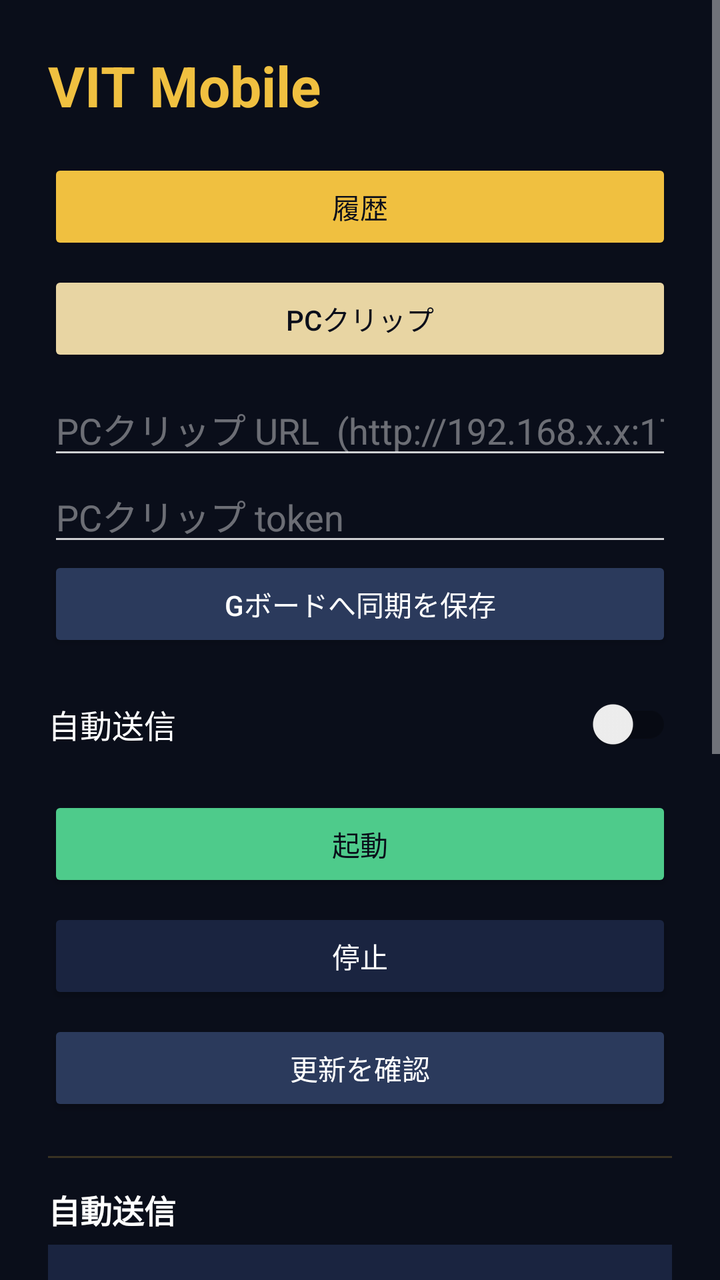
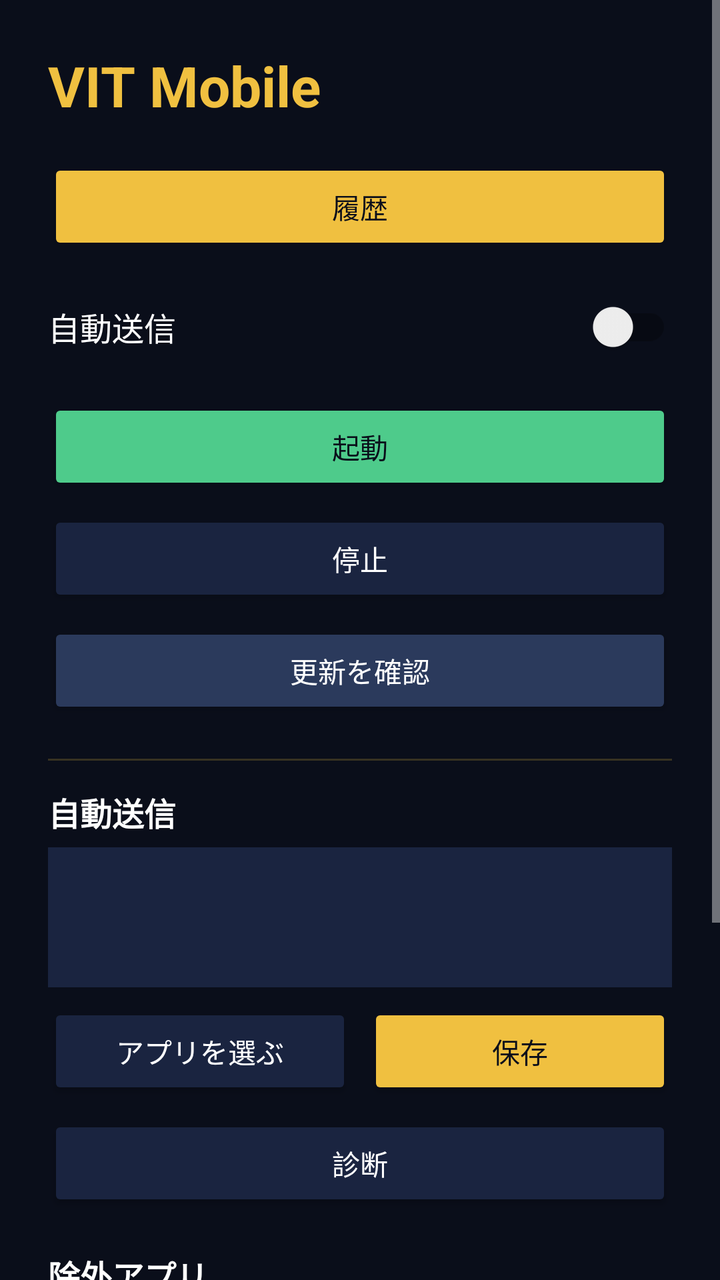

Compare the two renders of this Android layout. The source of the first and the diff that turns it into the second are given below.
<!-- AndroidManifest.xml: application theme Theme.VitMobile -->
<!-- res/layout/activity_main.xml -->
<?xml version="1.0" encoding="utf-8"?>
<ScrollView xmlns:android="http://schemas.android.com/apk/res/android"
    android:layout_width="match_parent"
    android:layout_height="match_parent"
    android:background="#FF0A0E1A">

    <LinearLayout
        android:orientation="vertical"
        android:layout_width="match_parent"
        android:layout_height="wrap_content"
        android:padding="24dp">

        <TextView
            android:layout_width="match_parent"
            android:layout_height="wrap_content"
            android:text="@string/app_name"
            android:textSize="28sp"
            android:textStyle="bold"
            android:textColor="#FFF0C040"
            android:paddingBottom="18dp" />

        
        <Button
            android:id="@+id/btnHistory"
            android:layout_width="match_parent"
            android:layout_height="wrap_content"
            android:text="履歴"
            android:textColor="#FF0A0E1A"
            android:backgroundTint="#FFF0C040" />

        <Button
            android:id="@+id/btnClip"
            android:layout_width="match_parent"
            android:layout_height="wrap_content"
            android:layout_marginTop="8dp"
            android:text="PCクリップ"
            android:textColor="#FF0A0E1A"
            android:backgroundTint="#FFE8D5A3" />

        <EditText
            android:id="@+id/clipUrlInput"
            android:layout_width="match_parent"
            android:layout_height="wrap_content"
            android:layout_marginTop="8dp"
            android:hint="PCクリップ URL  (http://192.168.x.x:17890)"
            android:textColor="#FFFFFFFF"
            android:textColorHint="#66FFFFFF"
            android:inputType="textUri" />

        <EditText
            android:id="@+id/clipTokenInput"
            android:layout_width="match_parent"
            android:layout_height="wrap_content"
            android:hint="PCクリップ token"
            android:textColor="#FFFFFFFF"
            android:textColorHint="#66FFFFFF"
            android:inputType="text" />

        <Button
            android:id="@+id/saveClip"
            android:layout_width="match_parent"
            android:layout_height="wrap_content"
            android:text="Gボードへ同期を保存"
            android:textColor="#FFFFFFFF"
            android:backgroundTint="#FF2B3A5C" />

        <androidx.appcompat.widget.SwitchCompat
            android:id="@+id/autoEnterSwitch"
            android:layout_width="match_parent"
            android:layout_height="wrap_content"
            android:layout_marginTop="12dp"
            android:layout_marginBottom="4dp"
            android:text="自動送信"
            android:textColor="#FFFFFFFF"
            android:textSize="16sp" />

        <Button
            android:id="@+id/btnStartOverlay"
            android:layout_width="match_parent"
            android:layout_height="wrap_content"
            android:layout_marginTop="8dp"
            android:text="起動"
            android:textColor="#FF0A0E1A"
            android:backgroundTint="#FF4ECB8B" />

        <Button
            android:id="@+id/btnStopOverlay"
            android:layout_width="match_parent"
            android:layout_height="wrap_content"
            android:layout_marginTop="8dp"
            android:text="停止"
            android:textColor="#FFFFFFFF"
            android:backgroundTint="#FF1A2440" />

        <Button
            android:id="@+id/btnUpdate"
            android:layout_width="match_parent"
            android:layout_height="wrap_content"
            android:layout_marginTop="8dp"
            android:text="更新を確認"
            android:textColor="#FFFFFFFF"
            android:backgroundTint="#FF2B3A5C" />

        <View
            android:layout_width="match_parent"
            android:layout_height="1dp"
            android:layout_marginTop="20dp"
            android:layout_marginBottom="14dp"
            android:background="#33F0C040" />

        <TextView
            android:layout_width="match_parent"
            android:layout_height="wrap_content"
            android:text="自動送信"
            android:textStyle="bold"
            android:textSize="16sp"
            android:textColor="#FFFFFFFF"
            android:paddingBottom="6dp" />

        <EditText
            android:id="@+id/autoEnterInput"
            android:layout_width="match_parent"
            android:layout_height="wrap_content"
            android:minHeight="70dp"
            android:gravity="top|start"
            android:inputType="textMultiLine"
            android:textColor="#FFFFFFFF"
            android:textColorHint="#80FFFFFF"
            android:background="#FF1A2440"
            android:padding="12dp"
            android:textSize="13sp" />

        <LinearLayout
            android:orientation="horizontal"
            android:layout_width="match_parent"
            android:layout_height="wrap_content"
            android:layout_marginTop="8dp">

            <Button
                android:id="@+id/pickAutoEnter"
                android:layout_width="0dp"
                android:layout_weight="1"
                android:layout_height="wrap_content"
                android:text="アプリを選ぶ"
                android:textColor="#FFFFFFFF"
                android:backgroundTint="#FF1A2440" />

            <Button
                android:id="@+id/saveAutoEnter"
                android:layout_width="0dp"
                android:layout_weight="1"
                android:layout_height="wrap_content"
                android:layout_marginStart="8dp"
                android:text="保存"
                android:textColor="#FF0A0E1A"
                android:backgroundTint="#FFF0C040" />
        </LinearLayout>

        <Button
            android:id="@+id/btnAutoSendDiag"
            android:layout_width="match_parent"
            android:layout_height="wrap_content"
            android:layout_marginTop="8dp"
            android:text="診断"
            android:textColor="#FFFFFFFF"
            android:backgroundTint="#FF1A2440" />

        <TextView
            android:layout_width="match_parent"
            android:layout_height="wrap_content"
            android:text="除外アプリ"
            android:textStyle="bold"
            android:textSize="16sp"
            android:textColor="#FFFFFFFF"
            android:paddingTop="20dp"
            android:paddingBottom="6dp" />

        <EditText
            android:id="@+id/excludedInput"
            android:layout_width="match_parent"
            android:layout_height="wrap_content"
            android:minHeight="70dp"
            android:gravity="top|start"
            android:inputType="textMultiLine"
            android:textColor="#FFFFFFFF"
            android:textColorHint="#80FFFFFF"
            android:background="#FF1A2440"
            android:padding="12dp"
            android:textSize="13sp" />

        <Button
            android:id="@+id/saveExcluded"
            android:layout_width="match_parent"
            android:layout_height="wrap_content"
            android:layout_marginTop="8dp"
            android:text="保存"
            android:textColor="#FF0A0E1A"
            android:backgroundTint="#FFF0C040" />

        <View
            android:layout_width="match_parent"
            android:layout_height="1dp"
            android:layout_marginTop="20dp"
            android:layout_marginBottom="14dp"
            android:background="#33F0C040" />

        
        <Button
            android:id="@+id/btnToggleAdvanced"
            android:layout_width="match_parent"
            android:layout_height="wrap_content"
            android:text="設定を開く"
            android:textColor="#FFFFFFFF"
            android:backgroundTint="#FF1A2440" />

        <LinearLayout
            android:id="@+id/advancedBox"
            android:orientation="vertical"
            android:layout_width="match_parent"
            android:layout_height="wrap_content"
            android:visibility="gone">

            <TextView
                android:layout_width="match_parent"
                android:layout_height="wrap_content"
                android:text="権限"
                android:textStyle="bold"
                android:textSize="16sp"
                android:textColor="#FFFFFFFF"
                android:paddingTop="18dp"
                android:paddingBottom="6dp" />

            <Button
                android:id="@+id/btnOverlayPerm"
                android:layout_width="match_parent"
                android:layout_height="wrap_content"
                android:text="他のアプリの上に表示"
                android:textColor="#FFFFFFFF"
                android:backgroundTint="#FF1A2440" />

            <Button
                android:id="@+id/btnAccessibilityPerm"
                android:layout_width="match_parent"
                android:layout_height="wrap_content"
                android:layout_marginTop="6dp"
                android:text="ユーザー補助"
                android:textColor="#FFFFFFFF"
                android:backgroundTint="#FF1A2440" />

            <TextView
                android:layout_width="match_parent"
                android:layout_height="wrap_content"
                android:text="Groq APIキー"
                android:textStyle="bold"
                android:textSize="16sp"
                android:textColor="#FFFFFFFF"
                android:paddingTop="20dp"
                android:paddingBottom="6dp" />

            <EditText
                android:id="@+id/apiKeyInput"
                android:layout_width="match_parent"
                android:layout_height="wrap_content"
                android:hint="gsk_..."
                android:inputType="textPassword"
                android:textColor="#FFFFFFFF"
                android:textColorHint="#80FFFFFF"
                android:background="#FF1A2440"
                android:padding="12dp"
                android:autofillHints="password" />

            <Button
                android:id="@+id/saveApiKey"
                android:layout_width="match_parent"
                android:layout_height="wrap_content"
                android:layout_marginTop="8dp"
                android:text="保存"
                android:textColor="#FF0A0E1A"
                android:backgroundTint="#FFF0C040" />

            <TextView
                android:layout_width="match_parent"
                android:layout_height="wrap_content"
                android:text="Anthropic APIキー"
                android:textStyle="bold"
                android:textSize="16sp"
                android:textColor="#FFFFFFFF"
                android:paddingTop="20dp"
                android:paddingBottom="6dp" />

            <EditText
                android:id="@+id/anthropicKeyInput"
                android:layout_width="match_parent"
                android:layout_height="wrap_content"
                android:hint="sk-ant-..."
                android:inputType="textPassword"
                android:textColor="#FFFFFFFF"
                android:textColorHint="#80FFFFFF"
                android:background="#FF1A2440"
                android:padding="12dp"
                android:autofillHints="password" />

            <Button
                android:id="@+id/saveAnthropicKey"
                android:layout_width="match_parent"
                android:layout_height="wrap_content"
                android:layout_marginTop="8dp"
                android:text="保存"
                android:textColor="#FF0A0E1A"
                android:backgroundTint="#FFF0C040" />

            <androidx.appcompat.widget.SwitchCompat
                android:id="@+id/llmFixSwitch"
                android:layout_width="match_parent"
                android:layout_height="wrap_content"
                android:layout_marginTop="14dp"
                android:text="文章を整える"
                android:textColor="#FFFFFFFF"
                android:textSize="15sp" />

            <TextView
                android:layout_width="match_parent"
                android:layout_height="wrap_content"
                android:text="辞書"
                android:textStyle="bold"
                android:textSize="16sp"
                android:textColor="#FFFFFFFF"
                android:paddingTop="20dp"
                android:paddingBottom="6dp" />

            <EditText
                android:id="@+id/dictionaryInput"
                android:layout_width="match_parent"
                android:layout_height="wrap_content"
                android:minHeight="90dp"
                android:gravity="top|start"
                android:inputType="textMultiLine"
                android:textColor="#FFFFFFFF"
                android:textColorHint="#80FFFFFF"
                android:background="#FF1A2440"
                android:padding="12dp"
                android:textSize="13sp" />

            <Button
                android:id="@+id/saveDictionary"
                android:layout_width="match_parent"
                android:layout_height="wrap_content"
                android:layout_marginTop="8dp"
                android:text="保存"
                android:textColor="#FF0A0E1A"
                android:backgroundTint="#FFF0C040" />

            <TextView
                android:layout_width="match_parent"
                android:layout_height="wrap_content"
                android:text="ショートカット"
                android:textStyle="bold"
                android:textSize="16sp"
                android:textColor="#FFFFFFFF"
                android:paddingTop="20dp"
                android:paddingBottom="6dp" />

            <EditText
                android:id="@+id/snippetsInput"
                android:layout_width="match_parent"
                android:layout_height="wrap_content"
                android:minHeight="80dp"
                android:gravity="top|start"
                android:hint="住所|和歌山県〇〇市〇〇町1-2-3"
                android:inputType="textMultiLine"
                android:textColor="#FFFFFFFF"
                android:textColorHint="#80FFFFFF"
                android:background="#FF1A2440"
                android:padding="12dp"
                android:textSize="13sp" />

            <Button
                android:id="@+id/saveSnippets"
                android:layout_width="match_parent"
                android:layout_height="wrap_content"
                android:layout_marginTop="8dp"
                android:text="保存"
                android:textColor="#FF0A0E1A"
                android:backgroundTint="#FFF0C040" />

            <TextView
                android:layout_width="match_parent"
                android:layout_height="wrap_content"
                android:text="GitHubトークン"
                android:textStyle="bold"
                android:textSize="16sp"
                android:textColor="#FFFFFFFF"
                android:paddingTop="20dp"
                android:paddingBottom="6dp" />

            <EditText
                android:id="@+id/githubTokenInput"
                android:layout_width="match_parent"
                android:layout_height="wrap_content"
                android:hint="github_pat_..."
                android:inputType="textPassword"
                android:textColor="#FFFFFFFF"
                android:textColorHint="#80FFFFFF"
                android:background="#FF1A2440"
                android:padding="12dp"
                android:autofillHints="password" />

            <Button
                android:id="@+id/saveGithubToken"
                android:layout_width="match_parent"
                android:layout_height="wrap_content"
                android:layout_marginTop="8dp"
                android:text="保存"
                android:textColor="#FF0A0E1A"
                android:backgroundTint="#FFF0C040" />

            <Button
                android:id="@+id/btnSendFeedback"
                android:layout_width="match_parent"
                android:layout_height="wrap_content"
                android:layout_marginTop="8dp"
                android:layout_marginBottom="24dp"
                android:text="フィードバックを送る"
                android:textColor="#FFFFFFFF"
                android:backgroundTint="#FF1A2440" />
        </LinearLayout>
    </LinearLayout>
</ScrollView>
<!-- resources referenced by this layout -->
<resources>
  <string name="app_name">VIT Mobile</string>
  <style name="Theme.VitMobile" parent="Theme.MaterialComponents.DayNight.DarkActionBar">
          <item name="colorPrimary">@color/gold</item>
          <item name="colorPrimaryVariant">@color/gold_bright</item>
          <item name="colorOnPrimary">@color/navy</item>
          <item name="colorAccent">@color/gold</item>
          <item name="android:colorBackground">#FF0A0E1A</item>
          <item name="android:textColor">#FFFFFFFF</item>
          <item name="android:textColorPrimary">#FFFFFFFF</item>
          <item name="android:textColorSecondary">#CCFFFFFF</item>
          <item name="android:textColorHint">#80FFFFFF</item>
      </style>
  <color name="gold">#FFF0C040</color>
  <color name="gold_bright">#FFFFE066</color>
  <color name="navy">#FF0A0E1A</color>
</resources>

<!-- the commit's change to res/layout/activity_main.xml (unified diff, before → after) -->
@@ -28,42 +28,6 @@
             android:textColor="#FF0A0E1A"
             android:backgroundTint="#FFF0C040" />
 
-        <Button
-            android:id="@+id/btnClip"
-            android:layout_width="match_parent"
-            android:layout_height="wrap_content"
-            android:layout_marginTop="8dp"
-            android:text="PCクリップ"
-            android:textColor="#FF0A0E1A"
-            android:backgroundTint="#FFE8D5A3" />
-
-        <EditText
-            android:id="@+id/clipUrlInput"
-            android:layout_width="match_parent"
-            android:layout_height="wrap_content"
-            android:layout_marginTop="8dp"
-            android:hint="PCクリップ URL  (http://192.168.x.x:17890)"
-            android:textColor="#FFFFFFFF"
-            android:textColorHint="#66FFFFFF"
-            android:inputType="textUri" />
-
-        <EditText
-            android:id="@+id/clipTokenInput"
-            android:layout_width="match_parent"
-            android:layout_height="wrap_content"
-            android:hint="PCクリップ token"
-            android:textColor="#FFFFFFFF"
-            android:textColorHint="#66FFFFFF"
-            android:inputType="text" />
-
-        <Button
-            android:id="@+id/saveClip"
-            android:layout_width="match_parent"
-            android:layout_height="wrap_content"
-            android:text="Gボードへ同期を保存"
-            android:textColor="#FFFFFFFF"
-            android:backgroundTint="#FF2B3A5C" />
-
         <androidx.appcompat.widget.SwitchCompat
             android:id="@+id/autoEnterSwitch"
             android:layout_width="match_parent"
